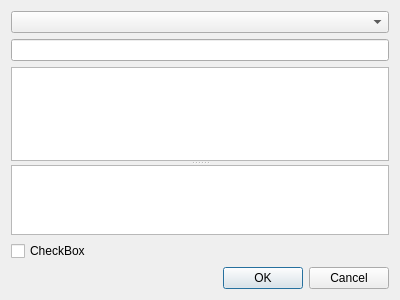
Above: ui/CommitDialog.ui from AnotherFoxGuy/diesel-scm before the change. Below: the same form after it.
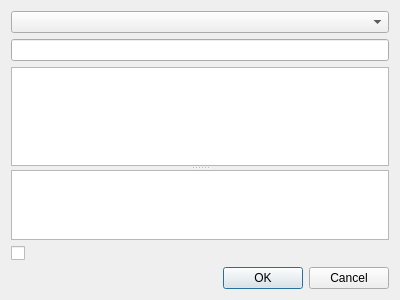
That is the form after the change.

Patch:
```diff
--- a/ui/CommitDialog.ui
+++ b/ui/CommitDialog.ui
@@ -64,7 +64,7 @@
    <item>
     <widget class="QCheckBox" name="checkBox">
      <property name="text">
-      <string>CheckBox</string>
+      <string/>
      </property>
     </widget>
    </item>
```
